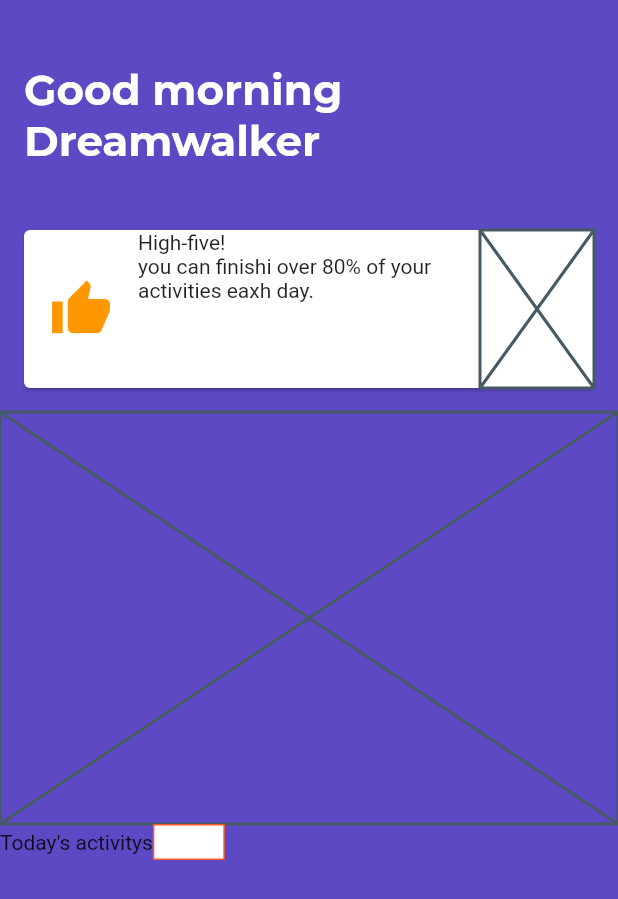
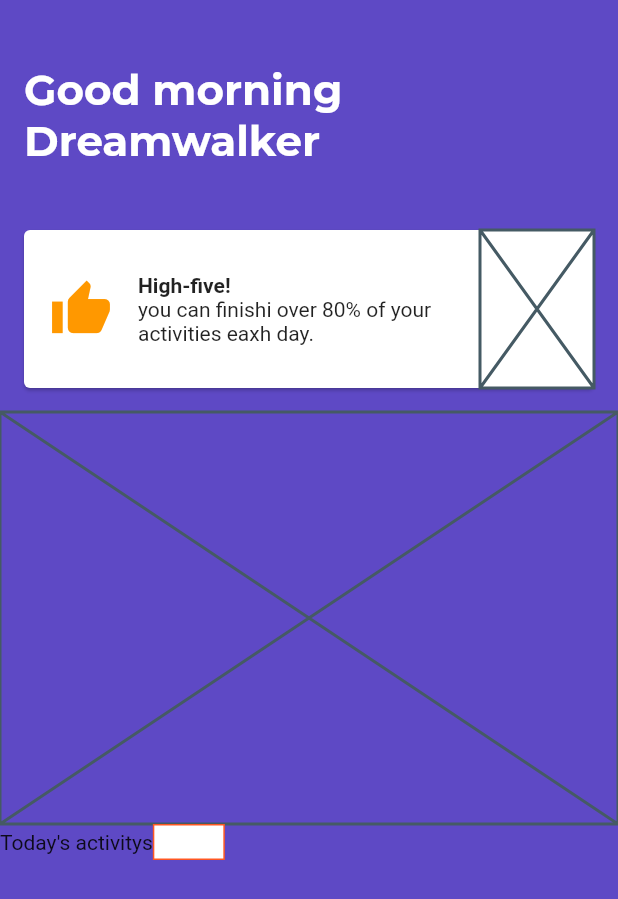
Before and after one commit to JAICHANGPARK/flutter_notebook_5th_story, a Flutter app: the screen it shows after launch, on a phone screen of 412 x 824 dp. Shown: the top 899 px of the screen. Run offline on Flutter 3.47's test engine with Material 2 defaults, Android fonts, the phone set to English and light mode, and no system bars; our stand-ins replace google_fonts; missing offline and left inert: calendar_strip.

Commit message:
Update dilay_main_page.dart

```diff
--- a/lib/ep425_daily_activity_app/dilay_main_page.dart
+++ b/lib/ep425_daily_activity_app/dilay_main_page.dart
@@ -70,8 +70,11 @@ class DailyMainPage extends StatelessWidget {
                                   flex: 3,
                                   child: Column(
                                     crossAxisAlignment: CrossAxisAlignment.start,
+                                    mainAxisAlignment: MainAxisAlignment.center,
                                     children: [
-                                      Text("High-five!"),
+                                      Text("High-five!",style: TextStyle(
+                                        fontWeight: FontWeight.bold
+                                      ),),
                                       Text("you can finishi over 80% of your activities eaxh day.")
                                     ],
                                   ),
```
